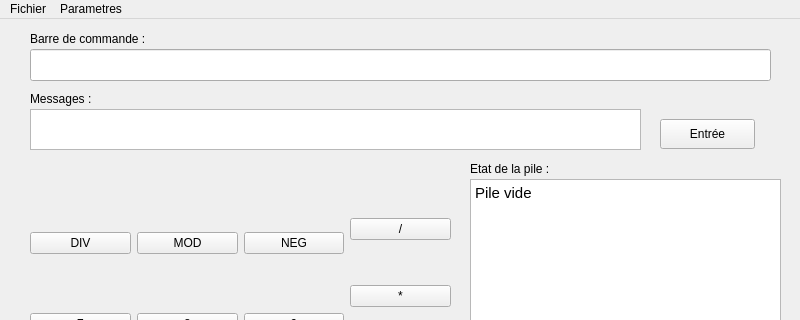
This is CodeSource/GUI/mainwindow.ui in Clem225/LO21-Projet as Qt 5 draws it before an edit; both pictures show x 0 to 800 and y 0 to 320 of the 800 by 600 pixel window. The edited form follows.
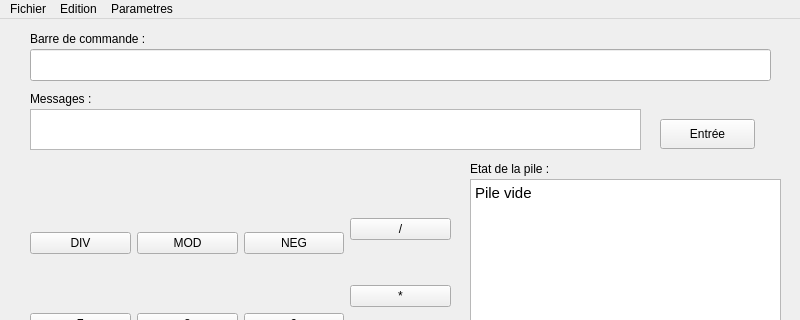
This is the edited form.

Commit message:
Fenetre EDIT et edition atomes
+ Mise a jour du rappport

The edit to the form file:
```diff
--- a/CodeSource/GUI/mainwindow.ui
+++ b/CodeSource/GUI/mainwindow.ui
@@ -275,7 +275,14 @@
     </property>
     <addaction name="actionModifier"/>
    </widget>
+   <widget class="QMenu" name="menuEdition">
+    <property name="title">
+     <string>Edition</string>
+    </property>
+    <addaction name="actionAtomes"/>
+   </widget>
    <addaction name="menuFichier"/>
+   <addaction name="menuEdition"/>
    <addaction name="menuParametres"/>
   </widget>
   <widget class="QStatusBar" name="statusbar"/>
```
Left out of the diff: 5 changed lines with no effect on the pictures. The commit also changes 9 other files.
